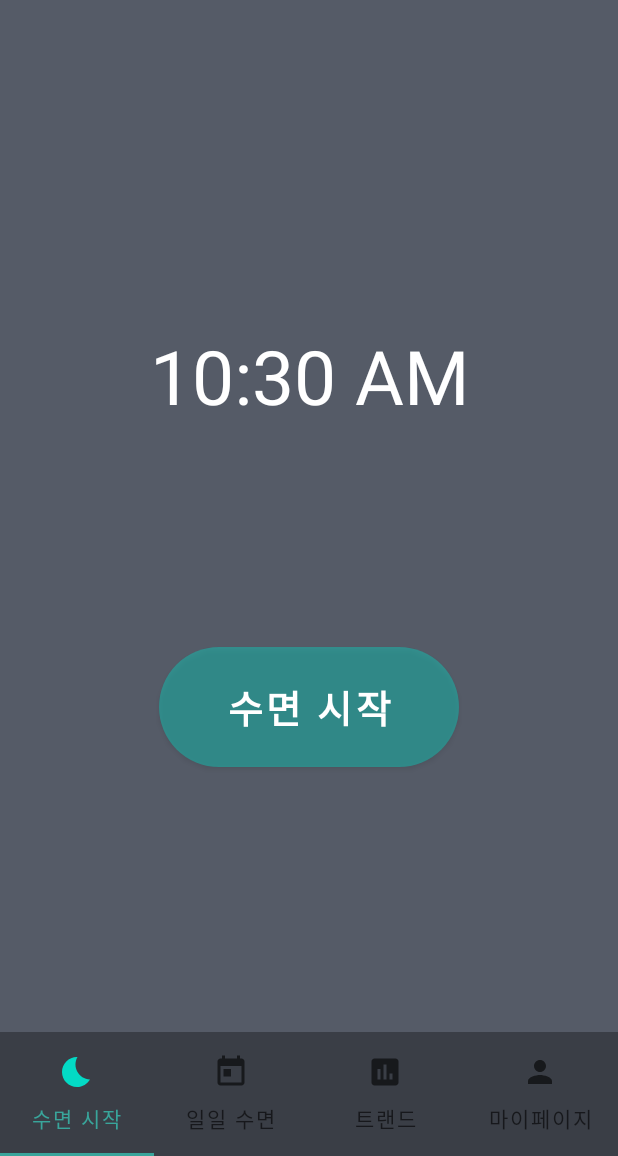
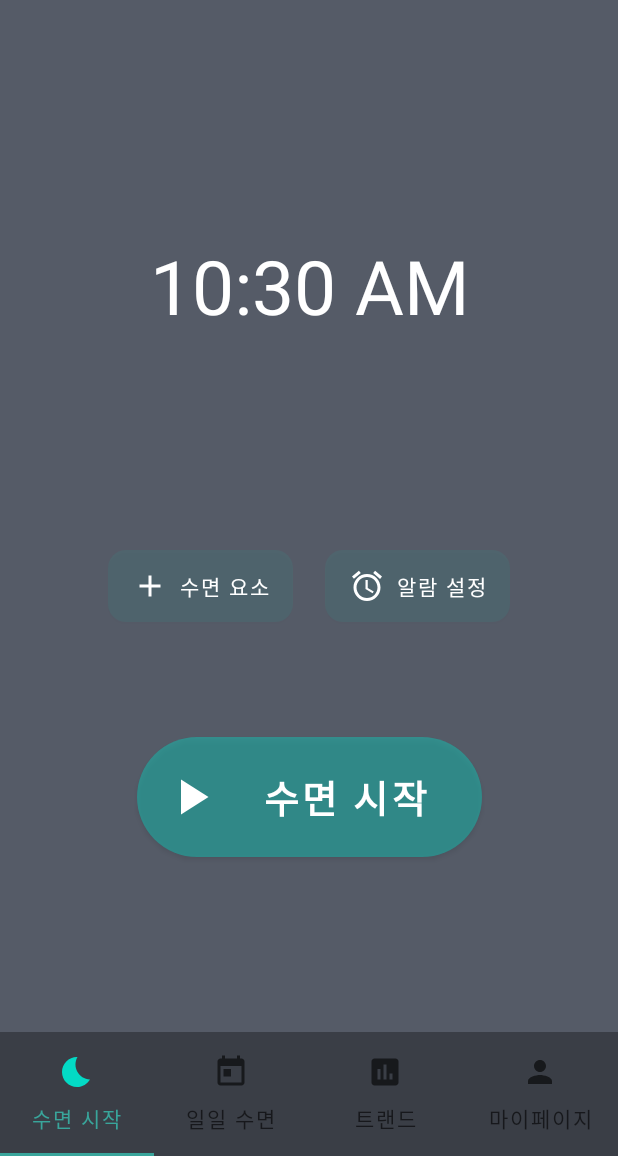
Before and after one commit to kpuce2021/Rebound, an Android app: the screen it shows after launch once a user with an empty profile is signed in (MainActivity), on a phone screen of 412 x 824 dp, the part 80-1236 px from its top. Run offline under Robolectric (Android 15) with nearby library versions, the phone set to English and light mode, and no system bars; our stand-ins replace Firebase (no records; nobody signed in at launch, a user with empty details on screens opened directly); libraries missing offline, so code that uses them is left out: com.github.mikephil.charting; 19 statements that could not run were skipped.

Commit message:
ui few change

```diff
--- a/sleepwell/app/src/main/java/kr/ac/kpu/sleepwell/Fragment0.kt
+++ b/sleepwell/app/src/main/java/kr/ac/kpu/sleepwell/Fragment0.kt
@@ -174,6 +174,7 @@ class Fragment0 : Fragment(), SensorEventListener {
                 val Decibelcheckandrecording=getDecibel()
                 Decibelcheckandrecording.start()
                 i = 1
+                view.sleep_btn.setCompoundDrawablesWithIntrinsicBounds(R.drawable.ic_baseline_stop_24,0,0,0)
                 view.sleep_btn.setText("수면 중지")
                 wlstart()
             }
@@ -207,6 +208,7 @@ class Fragment0 : Fragment(), SensorEventListener {
                 transaction.commit()
 
                 i = 0
+                view.sleep_btn.setCompoundDrawablesWithIntrinsicBounds(R.drawable.ic_baseline_play_arrow_24,0,0,0)
                 view.sleep_btn.setText("수면 시작")
                 val time = (endTime - startTime)
                 val sectime = time /1000
--- /dev/null
+++ b/sleepwell/app/src/main/res/drawable/ic_baseline_access_alarm_24.xml
@@ -0,0 +1,5 @@
+<vector android:height="24dp" android:tint="#FFFFFF"
+    android:viewportHeight="24" android:viewportWidth="24"
+    android:width="24dp" xmlns:android="http://schemas.android.com/apk/res/android">
+    <path android:fillColor="@android:color/white" android:pathData="M22,5.72l-4.6,-3.86 -1.29,1.53 4.6,3.86L22,5.72zM7.88,3.39L6.6,1.86 2,5.71l1.29,1.53 4.59,-3.85zM12.5,8L11,8v6l4.75,2.85 0.75,-1.23 -4,-2.37L12.5,8zM12,4c-4.97,0 -9,4.03 -9,9s4.02,9 9,9c4.97,0 9,-4.03 9,-9s-4.03,-9 -9,-9zM12,20c-3.87,0 -7,-3.13 -7,-7s3.13,-7 7,-7 7,3.13 7,7 -3.13,7 -7,7z"/>
+</vector>
--- /dev/null
+++ b/sleepwell/app/src/main/res/drawable/ic_baseline_add_24.xml
@@ -0,0 +1,5 @@
+<vector android:height="24dp" android:tint="#FFFFFF"
+    android:viewportHeight="24" android:viewportWidth="24"
+    android:width="24dp" xmlns:android="http://schemas.android.com/apk/res/android">
+    <path android:fillColor="@android:color/white" android:pathData="M19,13h-6v6h-2v-6H5v-2h6V5h2v6h6v2z"/>
+</vector>
--- /dev/null
+++ b/sleepwell/app/src/main/res/drawable/ic_baseline_play_arrow_24.xml
@@ -0,0 +1,5 @@
+<vector android:height="40dp" android:tint="#FFFFFF"
+    android:viewportHeight="24" android:viewportWidth="24"
+    android:width="40dp" xmlns:android="http://schemas.android.com/apk/res/android">
+    <path android:fillColor="@android:color/white" android:pathData="M8,5v14l11,-7z"/>
+</vector>
--- /dev/null
+++ b/sleepwell/app/src/main/res/drawable/ic_baseline_stop_24.xml
@@ -0,0 +1,5 @@
+<vector android:height="40dp" android:tint="#FFFFFF"
+    android:viewportHeight="24" android:viewportWidth="24"
+    android:width="40dp" xmlns:android="http://schemas.android.com/apk/res/android">
+    <path android:fillColor="@android:color/white" android:pathData="M6,6h12v12H6z"/>
+</vector>
--- a/sleepwell/app/src/main/res/drawable/roundlayout.xml
+++ b/sleepwell/app/src/main/res/drawable/roundlayout.xml
@@ -2,7 +2,7 @@
 <shape xmlns:android="http://schemas.android.com/apk/res/android"
     android:padding="10dp"
     android:shape="rectangle" >
-    <solid android:color="#66E0F2F1" />
+    <solid android:color="#11000000" />
     <corners
         android:bottomLeftRadius="12dp"
         android:bottomRightRadius="12dp"
--- a/sleepwell/app/src/main/res/layout/fragment_0.xml
+++ b/sleepwell/app/src/main/res/layout/fragment_0.xml
@@ -30,13 +30,42 @@
             android:id="@+id/clock"
             android:layout_width="wrap_content"
             android:layout_height="wrap_content"
-            android:layout_marginTop="70dp"
+            android:layout_marginTop="80dp"
             android:textColor="#FFFFFF"
             android:textSize="50dp"
-            app:layout_constraintBottom_toTopOf="@+id/sleep_btn"
+            app:layout_constraintBottom_toTopOf="@+id/alarm"
             app:layout_constraintEnd_toEndOf="parent"
             app:layout_constraintStart_toStartOf="parent"
             app:layout_constraintTop_toBottomOf="@id/frag0_title" />
+
+        <Button
+            android:id="@+id/factor"
+            android:layout_width="wrap_content"
+            android:layout_height="wrap_content"
+            android:layout_marginStart="50dp"
+            android:layout_marginTop="65dp"
+            android:background="@drawable/roundlayout"
+            android:drawableLeft="@drawable/ic_baseline_add_24"
+            android:text="수면 요소"
+            app:layout_constraintBottom_toTopOf="@+id/sleep_btn"
+            app:layout_constraintEnd_toStartOf="@+id/alarm"
+            app:layout_constraintStart_toStartOf="parent"
+            app:layout_constraintTop_toBottomOf="@id/clock" />
+
+        <Button
+            android:id="@+id/alarm"
+            android:layout_width="wrap_content"
+            android:layout_height="wrap_content"
+            android:layout_marginTop="65dp"
+            android:layout_marginEnd="50dp"
+            android:background="@drawable/roundlayout"
+            android:drawableLeft="@drawable/ic_baseline_access_alarm_24"
+            android:text="알람 설정"
+            app:layout_constraintEnd_toEndOf="parent"
+            app:layout_constraintStart_toEndOf="@+id/factor"
+            app:layout_constraintTop_toBottomOf="@id/clock"
+            app:layout_constraintBottom_toTopOf="@id/sleep_btn"
+            />
 <!--
         <TableLayout
             android:id="@+id/table0"
@@ -101,18 +130,19 @@
             </TableRow>
         </TableLayout>-->
         <Button
+            android:id="@+id/sleep_btn"
+            android:layout_width="230dp"
+            android:layout_height="80dp"
+            android:layout_marginBottom="40dp"
             android:background="@drawable/roundlayout2"
-            android:textStyle="bold"
-            android:id="@+id/sleep_btn"
-            android:layout_width="200dp"
-            android:layout_height="80dp"
-            android:layout_marginBottom="30dp"
+            android:drawableLeft="@drawable/ic_baseline_play_arrow_24"
             android:text="수면 시작"
             android:textColor="#ffffff"
             android:textSize="25dp"
+            android:textStyle="bold"
             app:layout_constraintBottom_toBottomOf="parent"
             app:layout_constraintEnd_toEndOf="parent"
             app:layout_constraintStart_toStartOf="parent"
-            app:layout_constraintTop_toBottomOf="@id/clock"></Button>
+            app:layout_constraintTop_toBottomOf="@id/alarm"></Button>
     </androidx.constraintlayout.widget.ConstraintLayout>
 </FrameLayout>
--- a/sleepwell/app/src/main/res/layout/fragment_2.xml
+++ b/sleepwell/app/src/main/res/layout/fragment_2.xml
@@ -5,8 +5,6 @@
     android:layout_height="match_parent"
     xmlns:app="http://schemas.android.com/apk/res-auto"
     tools:context=".Fragment2">
-
-
     <LinearLayout
         android:layout_width="match_parent"
         android:layout_height="match_parent"
@@ -39,7 +37,6 @@
                 android:id="@+id/btn_all"
                 />
         </LinearLayout>
-
         <ScrollView
             android:layout_width="match_parent"
             android:layout_height="wrap_content"
@@ -50,9 +47,6 @@
                 android:layout_height="wrap_content"
                 android:id="@+id/childFragment"
                 android:orientation="vertical">
-
-
-
         </LinearLayout>
     </ScrollView>
     </LinearLayout>
--- a/sleepwell/app/src/main/res/values/colors.xml
+++ b/sleepwell/app/src/main/res/values/colors.xml
@@ -9,4 +9,5 @@
     <color name="white">#FFFFFFFF</color>
     <color name="background">#3A3E46</color>
     <color name="background2">#555B67</color>
+    <color name="background0">#55000000</color>
 </resources>
--- a/sleepwell/app/src/main/res/values/themes.xml
+++ b/sleepwell/app/src/main/res/values/themes.xml
@@ -6,8 +6,7 @@
         <item name="colorPrimaryVariant">@color/black</item>
         <item name="colorOnPrimary">@color/white</item>
         <!-- Secondary brand color. -->
-        <item name="colorSecondary">@color/teal_200</item>
-        <item name="colorSecondaryVariant">@color/teal_700</item>
+        <item name="colorSecondary">@color/background0</item>
         <item name="colorOnSecondary">@color/black</item>
         <!-- Status bar color. -->
         <item name="android:statusBarColor" tools:targetApi="l">?attr/colorPrimaryVariant</item>
```
Also changed, not shown: sleepwell/app/src/main/AndroidManifest.xml (+1 -8 lines), sleepwell/app/src/main/res/layout/fragment_trend_child_frag1_week.xml (+16 -3 lines), sleepwell/app/src/main/res/layout/fragment_trend_child_frag2_month.xml (+11 -8 lines), sleepwell/app/src/main/res/layout/fragment_trend_child_frag3_all.xml (+11 -8 lines).
